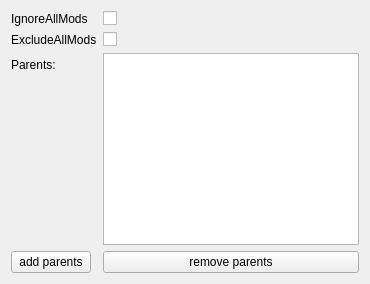
Above: views/xml/config_form.ui from CocoMarck/gta_ProfileSet before the change. Below: the same form after it.
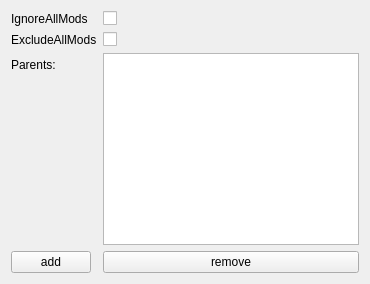
That is the form after the change.

What changed in the file:
```diff
--- a/views/xml/config_form.ui
+++ b/views/xml/config_form.ui
@@ -59,7 +59,7 @@
                     <item row="3" column="0">
                         <widget class="QPushButton" name="buttonAddParents">
                             <property name="text">
-                                <string>add parents</string>
+                                <string>add</string>
                             </property>
                         </widget>
                     </item>
@@ -67,7 +67,7 @@
                     <item row="3" column="1">
                         <widget class="QPushButton" name="buttonRemoveParents">
                             <property name="text">
-                                <string>remove parents</string>
+                                <string>remove</string>
                             </property>
                         </widget>
                     </item>
```
